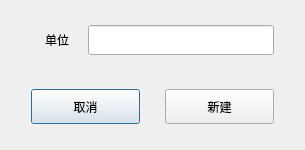
Above: Qt/ERP/dialognewunit.ui from superp2017/NTERP before the change. Below: the same form after it.
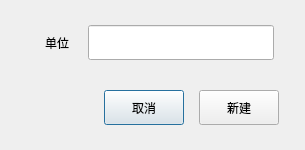
That is the form after the change.

What changed in the file:
```diff
--- a/Qt/ERP/dialognewunit.ui
+++ b/Qt/ERP/dialognewunit.ui
@@ -27,7 +27,7 @@
   </property>
   <layout class="QGridLayout" name="gridLayout" rowstretch="50,0" rowminimumheight="25,1">
    <property name="verticalSpacing">
-    <number>20</number>
+    <number>16</number>
    </property>
    <item row="0" column="0">
     <layout class="QHBoxLayout" name="horizontalLayout_2" stretch="1,3">
@@ -58,7 +58,7 @@
        <property name="minimumSize">
         <size>
          <width>0</width>
-         <height>30</height>
+         <height>35</height>
         </size>
        </property>
       </widget>
@@ -68,14 +68,27 @@
    <item row="1" column="0">
     <layout class="QHBoxLayout" name="horizontalLayout">
      <property name="spacing">
-      <number>25</number>
+      <number>15</number>
      </property>
      <property name="leftMargin">
       <number>20</number>
      </property>
      <property name="rightMargin">
-      <number>20</number>
+      <number>15</number>
      </property>
+     <item>
+      <spacer name="horizontalSpacer">
+       <property name="orientation">
+        <enum>Qt::Horizontal</enum>
+       </property>
+       <property name="sizeHint" stdset="0">
+        <size>
+         <width>40</width>
+         <height>20</height>
+        </size>
+       </property>
+      </spacer>
+     </item>
      <item>
       <widget class="QPushButton" name="pushButton_cancle">
        <property name="minimumSize">
```
